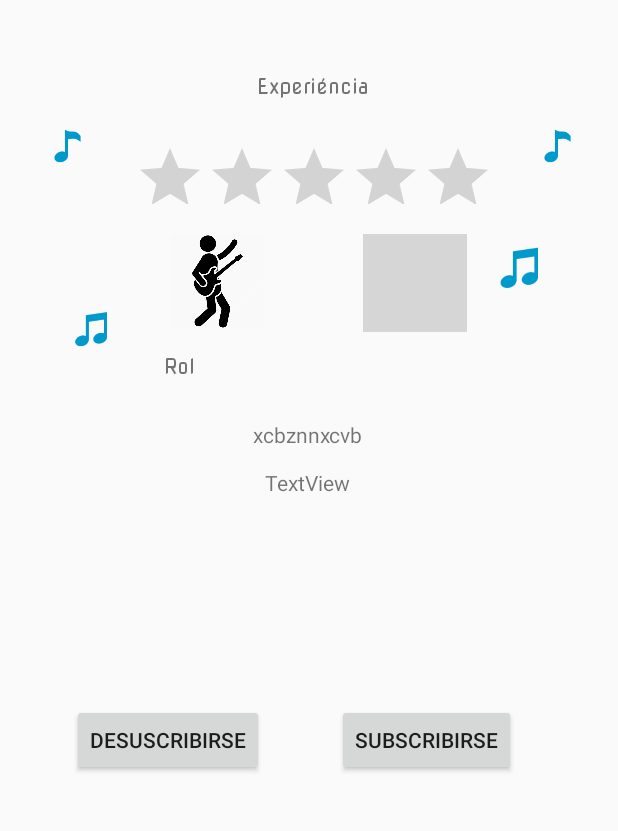
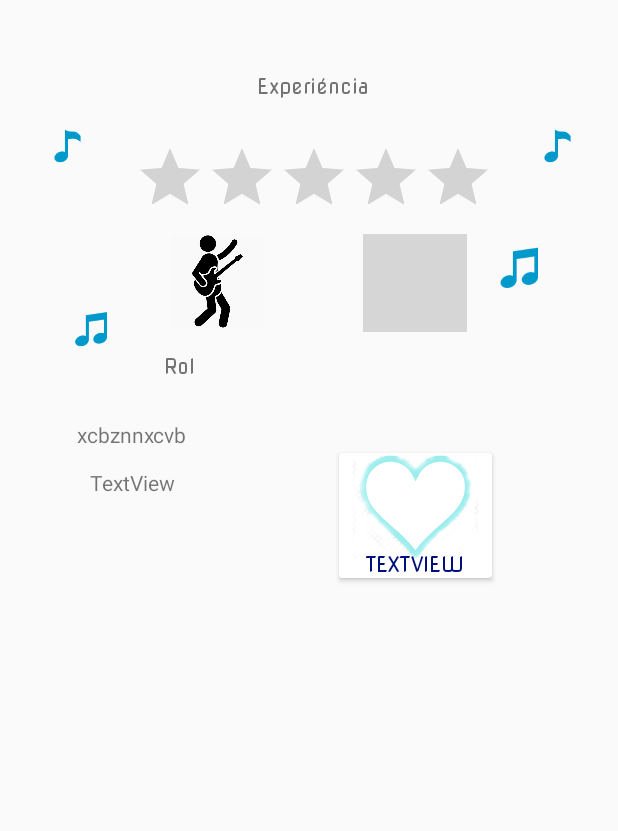
Before and after one commit to AntoniCarolMateo/urbandapp, an Android app: the layout activity_musico.xml on its own in the app's theme, with its tools: preview values and no code run, on a phone screen of 412 x 824 dp, the part 231-1062 px from its top. Run offline under Robolectric (Android 15) with nearby library versions, the phone set to English and light mode, and no system bars; Roboto replaces fonts that are not available here; grey boxes are pictures that could not be loaded.

Commit message:
Remodelacón MVVM
Signed-off-by: Antoni Carol Mateo <tonicarolmateo@gmail.com>

```diff
--- a/app/build.gradle
+++ b/app/build.gradle
@@ -34,6 +34,7 @@ android {
 }
 
 dependencies {
+
     implementation fileTree(dir: 'libs', include: ['*.jar'])
     implementation 'androidx.appcompat:appcompat:1.1.0'
     implementation 'androidx.constraintlayout:constraintlayout:1.1.3'
@@ -71,4 +72,6 @@ dependencies {
     implementation 'androidx.mediarouter:mediarouter:1.1.0'
     implementation 'androidx.legacy:legacy-support-v4:1.0.0'
 
+
+
 }
--- a/app/src/main/java/cat/udl/urbandapp/dao/IMusicalGenresDAO.java
+++ b/app/src/main/java/cat/udl/urbandapp/dao/IMusicalGenresDAO.java
@@ -14,12 +14,12 @@ import retrofit2.http.Path;
 
 public interface IMusicalGenresDAO {
     //----------------------------------------------------------GENERES
-    @POST("/users/profile/musical_genres/add")
+    @POST("users/profile/musical_genres/add")
     Call<ResponseBody> addGenere (@Header("Authorization") String auth, @Body List<MusicalGenere> list_generes);
 
-    @DELETE("/users/profile/musical_genres/delete/{name}")
+    @DELETE("users/profile/musical_genres/delete/{name}")
     Call<ResponseBody> removeGenere(@Header("Authorization") String auth, @Path("name") String nameGenere);
 
-    @GET("/users/profile/musical_genres/list")
+    @GET("users/profile/musical_genres/list")
     Call<List<MusicalGenere>> getTableUserGenere(@Header("Authorization") String auth);
 }
--- a/app/src/main/java/cat/udl/urbandapp/dao/InstrumentsDAOI.java
+++ b/app/src/main/java/cat/udl/urbandapp/dao/InstrumentsDAOI.java
@@ -14,12 +14,12 @@ import retrofit2.http.Path;
 
 public interface InstrumentsDAOI {
     //----------------------------------------------------------INSTRUMENTS
-    @POST("/users/profile/instruments/add")
+    @POST("users/profile/instruments/add")
     Call<ResponseBody> addInstrument(@Header("Authorization") String auth, @Body List<Instrument> instruments);
 
-    @GET("/users/profile/instruments/list")
+    @GET("users/profile/instruments/list")
     Call<List<Instrument>> getTableUserInstrument(@Header("Authorization") String auth);
 
-    @DELETE("/users/profile/instruments/delete/{name}")
+    @DELETE("users/profile/instruments/delete/{name}")
     Call<ResponseBody> removeInstrument(@Header("Authorization") String auth, @Path("name") String nameInstrument);
 }
--- a/app/src/main/java/cat/udl/urbandapp/dialogs/DatePickerFragment.java
+++ b/app/src/main/java/cat/udl/urbandapp/dialogs/DatePickerFragment.java
@@ -29,6 +29,9 @@ public class DatePickerFragment extends DialogFragment{
     @NonNull
     public Dialog onCreateDialog(Bundle savedInstanceState) {
         final Calendar c = Calendar.getInstance();
+        c.set(Calendar.YEAR, 2000);
+        c.set(Calendar.MONTH, 2);
+        c.set(Calendar.DAY_OF_MONTH, 1);
         int year = c.get(Calendar.YEAR);
         int month = c.get(Calendar.MONTH);
         int day = c.get(Calendar.DAY_OF_MONTH);
--- a/app/src/main/java/cat/udl/urbandapp/dialogs/DialogFirstTimeLogged.java
+++ b/app/src/main/java/cat/udl/urbandapp/dialogs/DialogFirstTimeLogged.java
@@ -44,11 +44,10 @@ public class DialogFirstTimeLogged extends DialogFragment implements LifecycleOw
                 profileSetUpViewModel.setUsername(username);
                 DialogRolChooser dialogRol = new DialogRolChooser().newInstance(getActivity());
                 dialogRol.show(getActivity().getSupportFragmentManager(),"Rol");
-                //cridarem dialog rol
+
             }
         });
 
-        // Set other dialog properties
 
         AlertDialog alertDialog = builder.setView(rootView)
                 .setCancelable(true)
--- a/app/src/main/java/cat/udl/urbandapp/views/UserProfileActivity.java
+++ b/app/src/main/java/cat/udl/urbandapp/views/UserProfileActivity.java
@@ -7,6 +7,7 @@ import androidx.recyclerview.widget.RecyclerView;
 import android.annotation.SuppressLint;
 import android.content.pm.ActivityInfo;
 import android.os.Bundle;
+import android.util.Log;
 import android.view.View;
 import android.widget.ImageView;
 import android.widget.RatingBar;
@@ -32,6 +33,8 @@ import cat.udl.urbandapp.viewmodel.MusicalGenreViewModel;
 import cat.udl.urbandapp.viewmodel.UserViewModel;
 
 public class UserProfileActivity extends CustomActivity {
+
+    private final String TAG = getClass().getSimpleName();
 
     private TextView username;
     private TextView name;
@@ -90,6 +93,7 @@ public class UserProfileActivity extends CustomActivity {
 
     private void updateData(User user) {
         RolEnum _rol = user.getRol();
+        Log.d(TAG,"ROL" + _rol);
         username.setText(user.getUsername());
         name.setText(user.getName());
         surname.setText(user.getSurname());
--- a/app/src/main/res/layout/activity_musico.xml
+++ b/app/src/main/res/layout/activity_musico.xml
@@ -5,6 +5,8 @@
     android:layout_width="match_parent"
     android:layout_height="match_parent"
     tools:context=".views.MusicoActivity">
+
+
 
     <ImageView
         android:id="@+id/imageView14"
@@ -26,28 +28,6 @@
         app:layout_constraintEnd_toEndOf="@+id/textView_descr_musico"
         app:layout_constraintStart_toStartOf="@+id/textView_descr_musico"
         app:layout_constraintTop_toTopOf="@+id/guideline17" />
-
-    <Button
-        android:id="@+id/botonDesub"
-        android:layout_width="wrap_content"
-        android:layout_height="wrap_content"
-        android:layout_marginStart="48dp"
-        android:layout_marginBottom="108dp"
-        android:text="@string/desuscribirse"
-        app:layout_constraintBottom_toBottomOf="parent"
-        app:layout_constraintStart_toStartOf="parent"
-        app:layout_constraintTop_toTopOf="@+id/guideline18" />
-
-    <Button
-        android:id="@+id/botonSubscribirse"
-        android:layout_width="wrap_content"
-        android:layout_height="wrap_content"
-        android:layout_marginEnd="68dp"
-        android:text="@string/subscribirse"
-        app:layout_constraintBottom_toBottomOf="@+id/botonDesub"
-        app:layout_constraintEnd_toEndOf="parent"
-        app:layout_constraintTop_toTopOf="@+id/botonDesub"
-        app:layout_constraintVertical_bias="0.0" />
 
     <View
         android:id="@+id/view3"
@@ -110,13 +90,11 @@
 
     <TextView
         android:id="@+id/textView_descr_musico"
-        android:layout_width="302dp"
-        android:layout_height="85dp"
+        android:layout_width="141dp"
+        android:layout_height="75dp"
         android:layout_marginTop="36dp"
         android:text="@string/desc_from_api"
         android:textAlignment="center"
-        app:layout_constraintEnd_toStartOf="@+id/guideline22"
-        app:layout_constraintHorizontal_bias="0.486"
         app:layout_constraintStart_toStartOf="@+id/guideline21"
         app:layout_constraintTop_toTopOf="@+id/guideline17" />
 
@@ -151,22 +129,32 @@
         android:orientation="horizontal"
         app:layout_constraintGuide_begin="430dp" />
 
-    <androidx.constraintlayout.widget.Guideline
-        android:id="@+id/guideline18"
+    <androidx.cardview.widget.CardView
+        android:id="@+id/suscr"
         android:layout_width="wrap_content"
         android:layout_height="wrap_content"
-        android:orientation="horizontal"
-        app:layout_constraintGuide_begin="579dp" />
+        app:layout_constraintBottom_toBottomOf="@+id/textView_descr_musico"
+        app:layout_constraintEnd_toStartOf="@+id/guideline22"
+        app:layout_constraintStart_toEndOf="@+id/textView_descr_musico"
+        app:layout_constraintTop_toBottomOf="@+id/textView17">
 
-    <androidx.constraintlayout.widget.Group
-        android:id="@+id/group"
-        android:layout_width="0dp"
-        android:layout_height="0dp"
-        app:constraint_referenced_ids="botonSubscribirse,botonDesub"
-        app:layout_constraintBottom_toBottomOf="parent"
-        app:layout_constraintEnd_toStartOf="@+id/guideline22"
-        app:layout_constraintStart_toStartOf="@+id/guideline21"
-        app:layout_constraintTop_toTopOf="@+id/guideline18" />
+        <ImageView
+            android:id="@+id/imageView_susc"
+            android:layout_width="102dp"
+            android:layout_height="83dp"
+            app:srcCompat="@drawable/unsuscr" />
+
+        <TextView
+            android:id="@+id/textView_susc"
+            android:layout_width="wrap_content"
+            android:layout_height="wrap_content"
+            android:layout_gravity="bottom|center_horizontal"
+            android:fontFamily="@font/nova_square"
+            android:gravity="bottom|center|center_vertical"
+            android:text="TextView"
+            android:textAllCaps="true"
+            android:textColor="@color/primaryDarkColor" />
+    </androidx.cardview.widget.CardView>
 
     <androidx.constraintlayout.widget.Group
         android:id="@+id/group2"
--- a/build.gradle
+++ b/build.gradle
@@ -5,9 +5,11 @@ buildscript {
         google()
         jcenter()
 
+
     }
     dependencies {
         classpath 'com.android.tools.build:gradle:3.6.3'
+
 
         // NOTE: Do not place your application dependencies here; they belong
         // in the individual module build.gradle files
```
Also changed, not shown: app/src/main/java/cat/udl/urbandapp/dialogs/DialogAddGenere.java (+14 -13 lines), app/src/main/java/cat/udl/urbandapp/dialogs/DialogAddInstrument.java (+19 -33 lines), app/src/main/java/cat/udl/urbandapp/dialogs/DialogRolChooser.java (+29 -27 lines), app/src/main/java/cat/udl/urbandapp/dialogs/DialogSetProfileStep1.java (+19 -107 lines), app/src/main/java/cat/udl/urbandapp/dialogs/DialogSetProfileStep2.java (+12 -19 lines), app/src/main/java/cat/udl/urbandapp/dialogs/DialogSetProfileStep3.java (+17 -15 lines), app/src/main/java/cat/udl/urbandapp/dialogs/FilterMultipleChoice.java (+19 -19 lines), app/src/main/java/cat/udl/urbandapp/views/MusicoActivity.java (+12 -10 lines), app/src/main/res/drawable/suscr.png (added), app/src/main/res/drawable/unsuscr.png (added).
